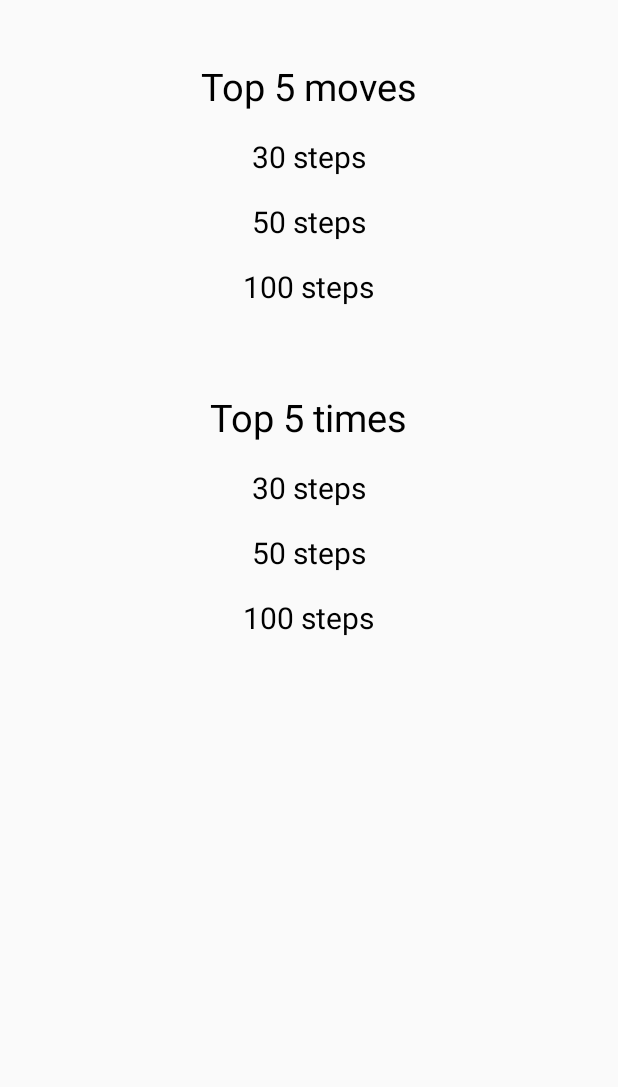
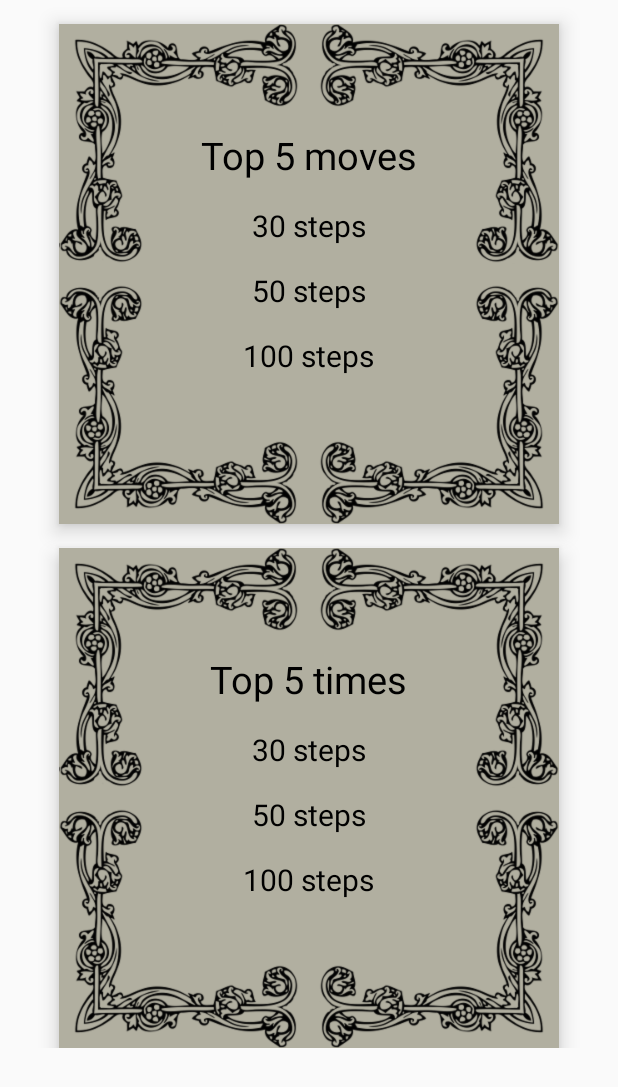
Before and after one commit to sanyoca/Puzzle15, an Android app: the layout layout_highscore.xml on its own in the app's theme, with its tools: preview values and no code run, on a phone screen of 412 x 824 dp. Shown: the top 1087 px of the screen. Run offline under Robolectric (Android 15) with nearby library versions, the phone set to English and light mode, and no system bars.

Commit message:
Version 0.937
- working on highscore boards

```diff
--- a/app/src/main/res/layout/layout_highscore.xml
+++ b/app/src/main/res/layout/layout_highscore.xml
@@ -2,12 +2,16 @@
 <ScrollView xmlns:android="http://schemas.android.com/apk/res/android"
     android:layout_width="match_parent"
     android:layout_height="match_parent"
+
     android:orientation="vertical">
 
     <LinearLayout
-        android:orientation="vertical"
         android:layout_width="match_parent"
-        android:layout_height="wrap_content">
+        android:layout_height="wrap_content"
+        android:orientation="vertical">
+
+        <LinearLayout
+            style="@style/highscoretables">
 
             <TextView
                 android:id="@+id/titletop5moves"
@@ -44,6 +48,10 @@
                 android:layout_width="match_parent"
                 android:layout_height="wrap_content"
                 android:orientation="vertical"></LinearLayout>
+        </LinearLayout>
+
+        <LinearLayout
+            style="@style/highscoretables">
 
             <TextView
                 android:id="@+id/titletop5times"
@@ -79,5 +87,8 @@
                 android:layout_width="match_parent"
                 android:layout_height="wrap_content"
                 android:orientation="vertical"></LinearLayout>
+
+        </LinearLayout>
+
     </LinearLayout>
 </ScrollView>
--- a/app/src/main/res/values/dimens.xml
+++ b/app/src/main/res/values/dimens.xml
@@ -9,4 +9,6 @@
     <dimen name="start_padding_bottom">70dp</dimen>
     <dimen name="start_elevation">8dp</dimen>
     <dimen name="shufflebutton_padding">30dp</dimen>
+    <dimen name="scoretable_padding">30dp</dimen>
+    <dimen name="gameboard_top_padding">24dp</dimen>
 </resources>
--- a/app/src/main/res/values/styles.xml
+++ b/app/src/main/res/values/styles.xml
@@ -5,7 +5,7 @@
         <!-- Customize your theme here. -->
         <item name="colorPrimary">@color/colorPrimary</item>
         <item name="colorPrimaryDark">@color/colorPrimaryDark</item>
-        <item name="colorAccent">@color/colorAccent</item>
+        <item name="colorAccent">@android:color/black</item>
         <item name="android:windowTranslucentStatus">true</item>
     </style>
 
@@ -13,7 +13,7 @@
         <!-- Customize your theme here. -->
         <item name="colorPrimary">@color/dirtywhite</item>
         <item name="colorPrimaryDark">@color/colorPrimaryDark</item>
-        <item name="colorAccent">@color/colorAccent</item>
+        <item name="colorAccent">@android:color/black</item>
     </style>
 
     <style name="startbackground">
@@ -104,4 +104,24 @@
         <item name="android:layout_height">wrap_content</item>
     </style>
 
+    <style name="highscoretables">
+        <item name="android:layout_width">wrap_content</item>
+        <item name="android:padding">@dimen/scoretable_padding</item>
+        <item name="android:layout_height">wrap_content</item>
+        <item name="android:layout_gravity">center_horizontal</item>
+        <item name="android:layout_marginTop">@dimen/activity_vertical_margin</item>
+        <item name="android:background">@drawable/background_frame</item>
+        <item name="android:orientation">vertical</item>
+        <item name="android:elevation">@dimen/start_elevation</item>
+    </style>
+
+    <style name="playboardstyle">
+        <item name="android:layout_width">wrap_content</item>
+        <item name="android:layout_height">wrap_content</item>
+        <item name="android:layout_gravity">center_horizontal</item>
+        <item name="android:background">@drawable/background_frame</item>
+        <item name="android:paddingTop">@dimen/gameboard_top_padding</item>
+        <item name="android:orientation">vertical</item>
+    </style>
+
 </resources>
```
Also changed, not shown: app/src/main/res/layout/playboard.xml (+3 -7 lines). Lines whose indentation alone changed are shown as unchanged.
